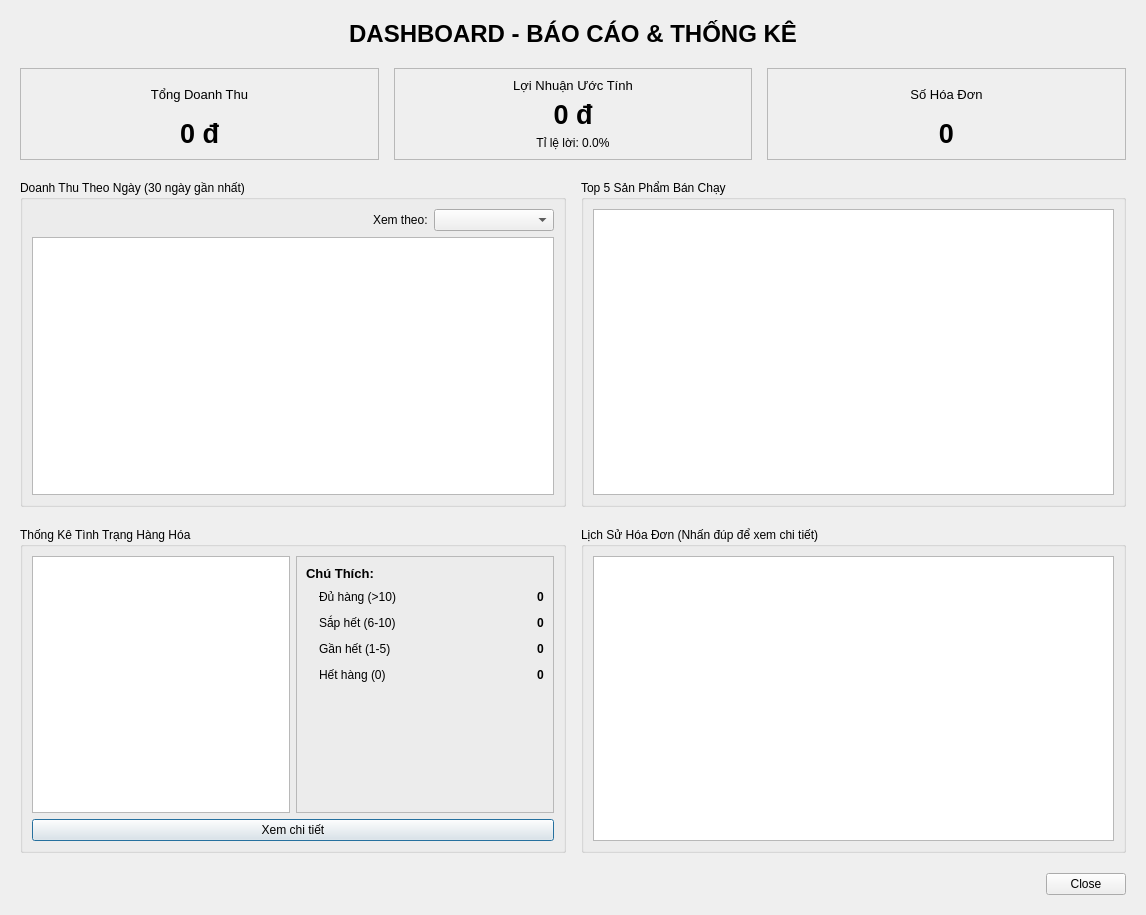
Above: ui/ThongKe.ui from DuongNguyen0210/StoreProject before the change. Below: the same form after it.
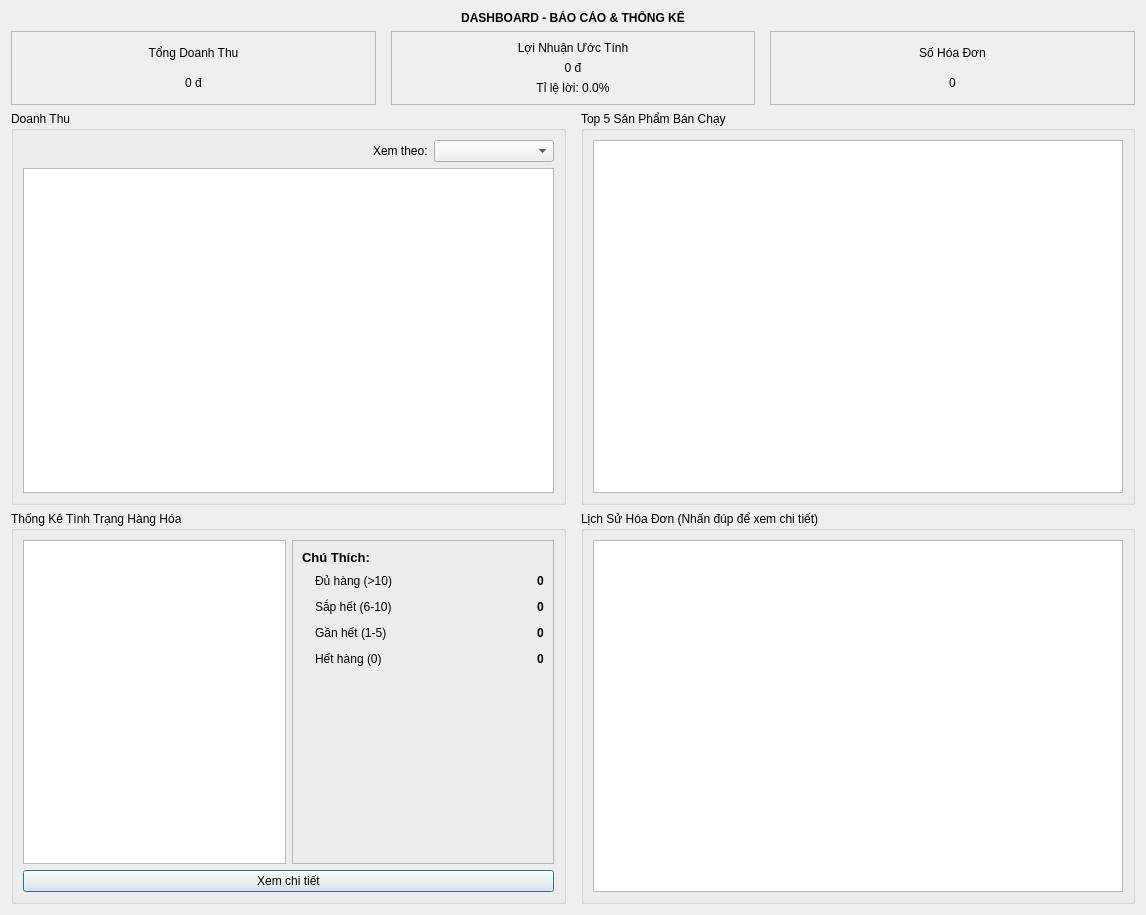
That is the form after the change. Icons and pictures are not drawn. Custom widgets are drawn as their Qt base class.

What changed in the file:
```diff
--- a/ui/ThongKe.ui
+++ b/ui/ThongKe.ui
@@ -18,26 +18,11 @@
     <normaloff>:/icons/icons/report.png</normaloff>:/icons/icons/report.png</iconset>
   </property>
   <layout class="QVBoxLayout" name="verticalLayout">
-   <property name="spacing">
-    <number>20</number>
-   </property>
-   <property name="leftMargin">
-    <number>20</number>
-   </property>
-   <property name="topMargin">
-    <number>20</number>
-   </property>
-   <property name="rightMargin">
-    <number>20</number>
-   </property>
-   <property name="bottomMargin">
-    <number>20</number>
-   </property>
    <item>
     <widget class="QLabel" name="lblDashboardTitlel">
      <property name="font">
       <font>
-       <pointsize>18</pointsize>
+       <pointsize>9</pointsize>
        <bold>true</bold>
       </font>
      </property>
@@ -65,11 +50,6 @@
        <layout class="QVBoxLayout" name="verticalLayout_2">
         <item>
          <widget class="QLabel" name="lblRevenueTit">
-          <property name="font">
-           <font>
-            <pointsize>10</pointsize>
-           </font>
-          </property>
           <property name="text">
            <string>Tổng Doanh Thu</string>
           </property>
@@ -80,12 +60,6 @@
         </item>
         <item>
          <widget class="QLabel" name="lblRevenue">
-          <property name="font">
-           <font>
-            <pointsize>20</pointsize>
-            <bold>true</bold>
-           </font>
-          </property>
           <property name="text">
            <string>0 đ</string>
           </property>
@@ -108,11 +82,6 @@
        <layout class="QVBoxLayout" name="verticalLayout_3">
         <item>
          <widget class="QLabel" name="lblProfitTitle">
-          <property name="font">
-           <font>
-            <pointsize>10</pointsize>
-           </font>
-          </property>
           <property name="text">
            <string>Lợi Nhuận Ước Tính</string>
           </property>
@@ -123,12 +92,6 @@
         </item>
         <item>
          <widget class="QLabel" name="lblProfit">
-          <property name="font">
-           <font>
-            <pointsize>20</pointsize>
-            <bold>true</bold>
-           </font>
-          </property>
           <property name="text">
            <string>0 đ</string>
           </property>
@@ -139,11 +102,6 @@
         </item>
         <item>
          <widget class="QLabel" name="lblProfitMargin">
-          <property name="font">
-           <font>
-            <pointsize>9</pointsize>
-           </font>
-          </property>
           <property name="text">
            <string>Tỉ lệ lời: 0.0%</string>
           </property>
@@ -166,11 +124,6 @@
        <layout class="QVBoxLayout" name="verticalLayout_4">
         <item>
          <widget class="QLabel" name="lblBillsTitle">
-          <property name="font">
-           <font>
-            <pointsize>10</pointsize>
-           </font>
-          </property>
           <property name="text">
            <string>Số Hóa Đơn</string>
           </property>
@@ -181,12 +134,6 @@
         </item>
         <item>
          <widget class="QLabel" name="lblBillCount">
-          <property name="font">
-           <font>
-            <pointsize>20</pointsize>
-            <bold>true</bold>
-           </font>
-          </property>
           <property name="text">
            <string>0</string>
           </property>
@@ -208,7 +155,7 @@
      <item>
       <widget class="QGroupBox" name="groupRevenue">
        <property name="title">
-        <string>Doanh Thu Theo Ngày (30 ngày gần nhất)</string>
+        <string>Doanh Thu</string>
        </property>
        <layout class="QVBoxLayout" name="verticalLayout_5">
         <item>
@@ -250,7 +197,7 @@
           <property name="minimumSize">
            <size>
             <width>0</width>
-            <height>250</height>
+            <height>0</height>
            </size>
           </property>
          </widget>
@@ -265,14 +212,7 @@
        </property>
        <layout class="QVBoxLayout" name="verticalLayout_6">
         <item>
-         <widget class="QChartView" name="chartTop5">
-          <property name="minimumSize">
-           <size>
-            <width>0</width>
-            <height>0</height>
-           </size>
-          </property>
-         </widget>
+         <widget class="QChartView" name="chartTop5"/>
         </item>
        </layout>
       </widget>
@@ -293,14 +233,7 @@
         <item>
          <layout class="QHBoxLayout" name="chartLegendLayout">
           <item>
-           <widget class="QChartView" name="chartWarnings">
-            <property name="minimumSize">
-             <size>
-              <width>0</width>
-              <height>0</height>
-             </size>
-            </property>
-           </widget>
+           <widget class="QChartView" name="chartWarnings"/>
           </item>
           <item>
            <widget class="QFrame" name="frameLegend">
@@ -556,12 +489,6 @@
        <layout class="QVBoxLayout" name="verticalLayout_8">
         <item>
          <widget class="QTableView" name="billHistoryTable">
-          <property name="minimumSize">
-           <size>
-            <width>0</width>
-            <height>0</height>
-           </size>
-          </property>
           <property name="alternatingRowColors">
            <bool>true</bool>
           </property>
@@ -572,16 +499,6 @@
      </item>
     </layout>
    </item>
-   <item>
-    <widget class="QDialogButtonBox" name="buttonBox">
-     <property name="orientation">
-      <enum>Qt::Orientation::Horizontal</enum>
-     </property>
-     <property name="standardButtons">
-      <set>QDialogButtonBox::StandardButton::Close</set>
-     </property>
-    </widget>
-   </item>
   </layout>
  </widget>
  <customwidgets>
```
Left out of the diff: 19 changed lines with no effect on the pictures.
